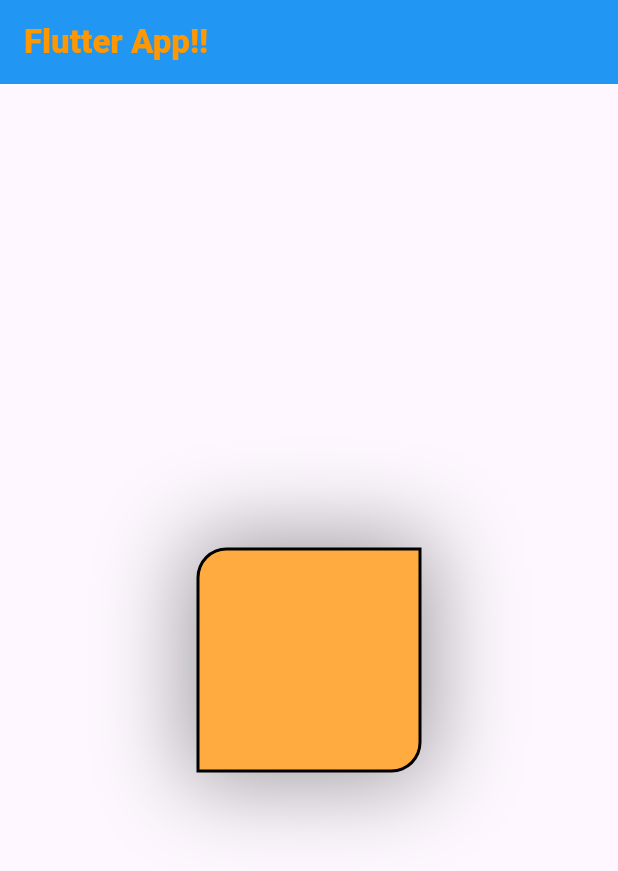
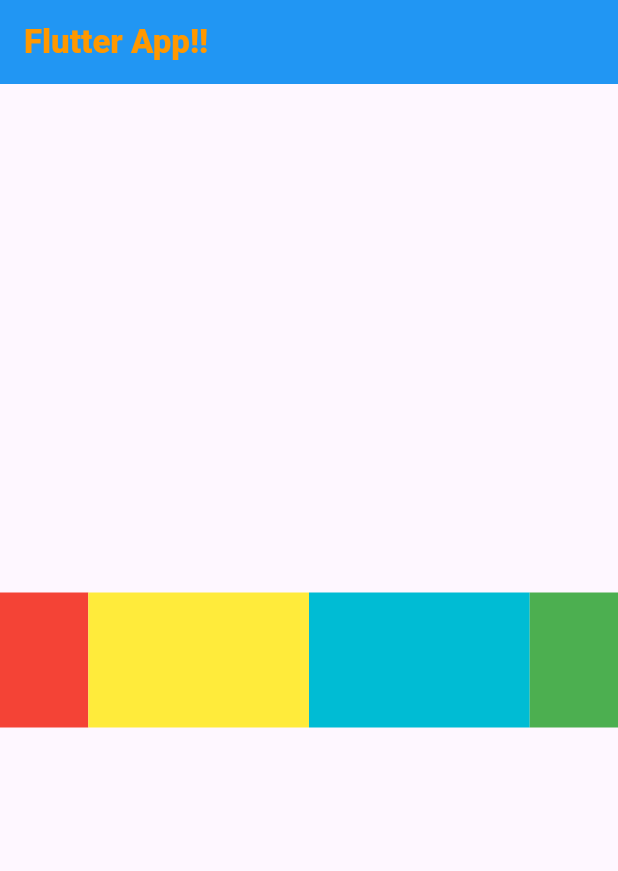
Before and after one commit to IllTushar/flutterComponents, a Flutter app: the screen it shows after launch, on a phone screen of 412 x 824 dp. Shown: the top 871 px of the screen. Run offline on Flutter 3.47's test engine with Material 3 defaults, Android fonts, the phone set to English and light mode, and no system bars; missing offline and left inert: dart:ffi.

Commit message:
Expand widget

```diff
--- a/lib/main.dart
+++ b/lib/main.dart
@@ -28,20 +28,15 @@ class MyApp extends StatelessWidget {
             width: double.infinity,
             height: double.infinity,
             child: Center(
-              child: Container(
-                width: 150,
-                height: 150,
-                decoration: BoxDecoration(
-                    color: Colors.orangeAccent,
-                    borderRadius: BorderRadius.only(
-                        topLeft: Radius.circular(20),
-                        bottomRight: Radius.circular(20)),
-                    border: Border.all(color: Colors.black, width: 2),
-                    boxShadow: [
-                      BoxShadow(
-                          color: Colors.grey, blurRadius: 51, spreadRadius: 7)
-                    ]),
-              ),
+              child: Row(
+                mainAxisAlignment: MainAxisAlignment.center,
+                  children: [
+                Expanded(flex:2,child: Container(width: 100,height: 90,color: Colors.red,)),
+                Expanded(flex:5,child: Container(width: 100,height: 90,color: Colors.yellow,)),
+                Expanded(flex:5,child: Container(width: 100,height: 90,color: Colors.cyan,)),
+                Expanded(flex:2,child: Container(width: 100,height: 90,color: Colors.green,))
+
+              ]),
             ),
           )),
     );
```
